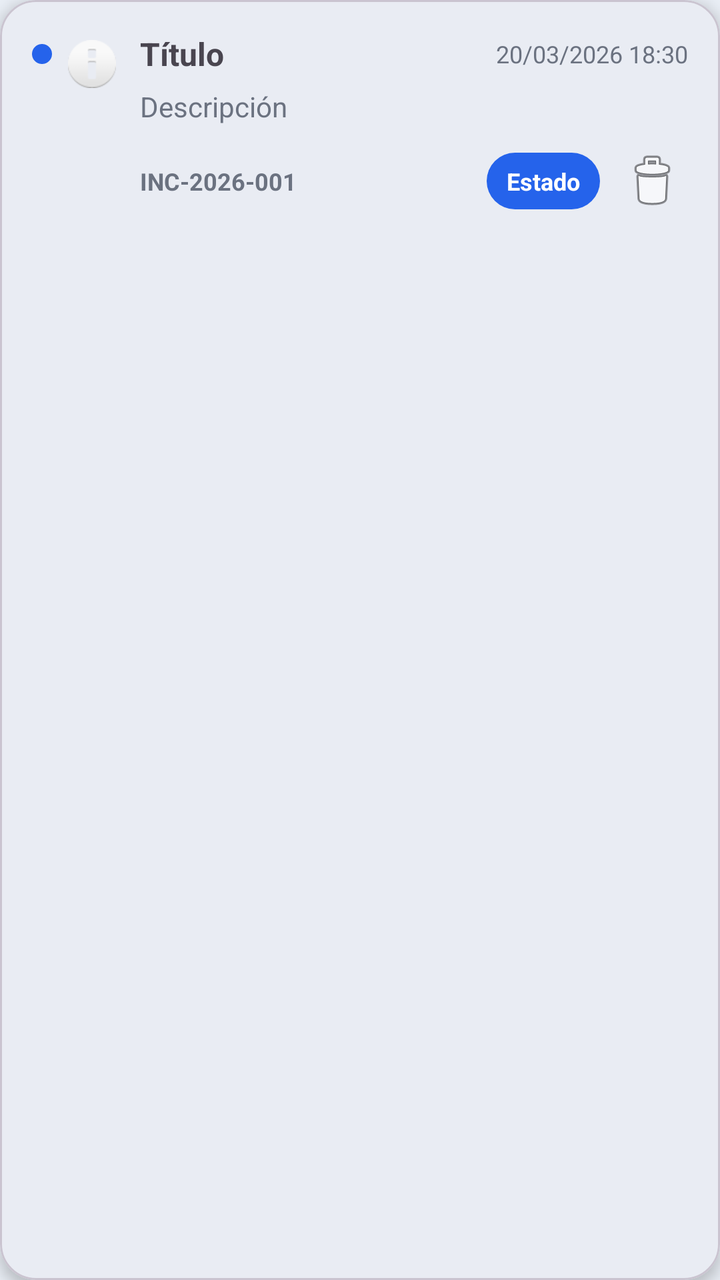
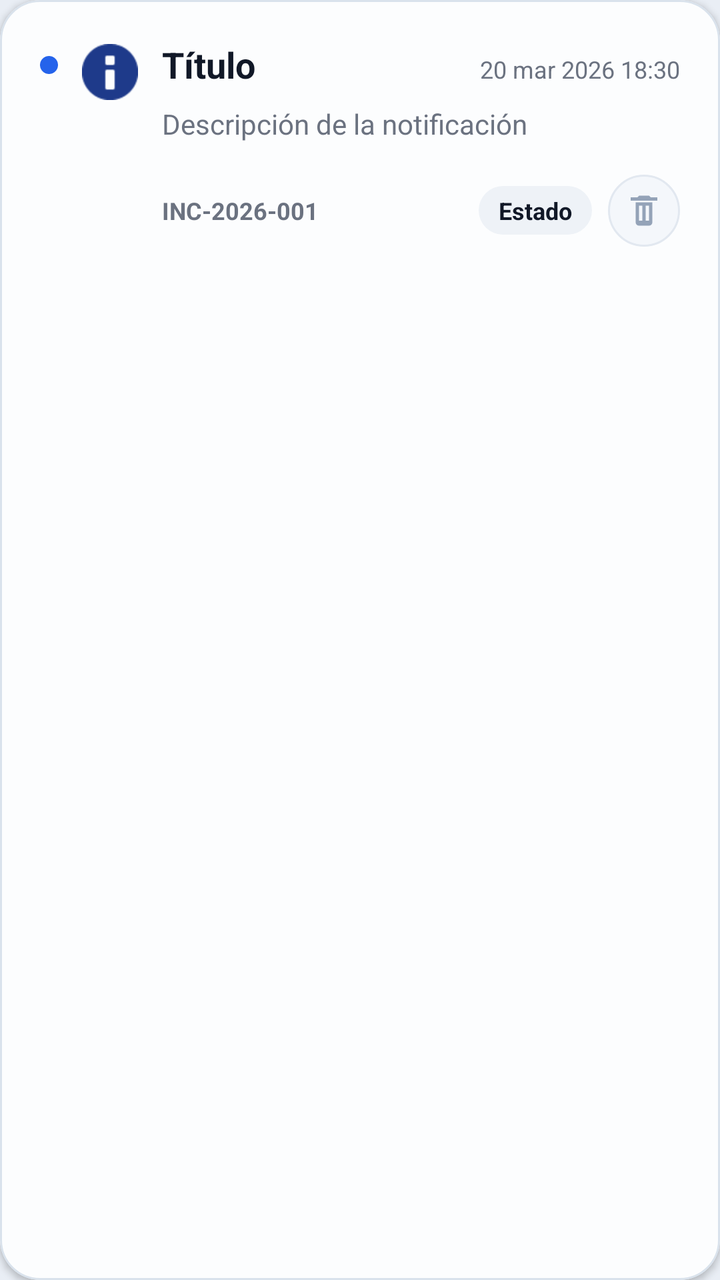

Compare the two renders of this Android layout. The source of the first and the diff that turns it into the second are given below.
<!-- AndroidManifest.xml: application theme Theme.Tfgincidenciasfront -->
<!-- res/layout/item_notification.xml -->
<?xml version="1.0" encoding="utf-8"?>
<com.google.android.material.card.MaterialCardView xmlns:android="http://schemas.android.com/apk/res/android"
    xmlns:app="http://schemas.android.com/apk/res-auto"
    android:layout_width="match_parent"
    android:layout_height="wrap_content"
    android:layout_marginHorizontal="16dp"
    android:layout_marginTop="8dp"
    android:layout_marginBottom="4dp"
    app:cardCornerRadius="18dp"
    app:cardElevation="4dp">

    <LinearLayout
        android:layout_width="match_parent"
        android:layout_height="wrap_content"
        android:gravity="top"
        android:orientation="horizontal"
        android:padding="16dp">

        <View
            android:id="@+id/viewUnread"
            android:layout_width="10dp"
            android:layout_height="10dp"
            android:layout_marginTop="6dp"
            android:background="@drawable/bg_status_open" />

        <ImageView
            android:id="@+id/ivIcon"
            android:layout_width="24dp"
            android:layout_height="24dp"
            android:layout_marginStart="8dp"
            android:layout_marginTop="4dp"
            android:contentDescription="@null"
            android:src="@android:drawable/ic_dialog_info" />

        <LinearLayout
            android:layout_width="0dp"
            android:layout_height="wrap_content"
            android:layout_marginStart="12dp"
            android:layout_weight="1"
            android:orientation="vertical">

            <LinearLayout
                android:layout_width="match_parent"
                android:layout_height="wrap_content"
                android:gravity="center_vertical"
                android:orientation="horizontal">

                <TextView
                    android:id="@+id/tvTitle"
                    android:layout_width="0dp"
                    android:layout_height="wrap_content"
                    android:layout_weight="1"
                    android:maxLines="2"
                    android:text="Título"
                    android:textSize="16sp"
                    android:textStyle="bold" />

                <TextView
                    android:id="@+id/tvDate"
                    android:layout_width="wrap_content"
                    android:layout_height="wrap_content"
                    android:text="20/03/2026 18:30"
                    android:textColor="@color/secondaryText"
                    android:textSize="12sp" />
            </LinearLayout>

            <TextView
                android:id="@+id/tvBody"
                android:layout_width="match_parent"
                android:layout_height="wrap_content"
                android:layout_marginTop="6dp"
                android:maxLines="3"
                android:text="Descripción"
                android:textColor="@color/secondaryText"
                android:textSize="14sp" />

            <LinearLayout
                android:layout_width="match_parent"
                android:layout_height="wrap_content"
                android:layout_marginTop="10dp"
                android:gravity="center_vertical"
                android:orientation="horizontal">

                <TextView
                    android:id="@+id/tvReference"
                    android:layout_width="0dp"
                    android:layout_height="wrap_content"
                    android:layout_weight="1"
                    android:text="INC-2026-001"
                    android:textColor="@color/secondaryText"
                    android:textSize="12sp"
                    android:textStyle="bold" />

                <TextView
                    android:id="@+id/tvType"
                    android:layout_width="wrap_content"
                    android:layout_height="wrap_content"
                    android:background="@drawable/bg_status_chip"
                    android:paddingHorizontal="10dp"
                    android:paddingVertical="6dp"
                    android:text="Estado"
                    android:textColor="@android:color/white"
                    android:textSize="12sp"
                    android:textStyle="bold" />

                <ImageButton
                    android:id="@+id/btnDelete"
                    android:layout_width="36dp"
                    android:layout_height="36dp"
                    android:layout_marginStart="8dp"
                    android:background="?attr/selectableItemBackgroundBorderless"
                    android:contentDescription="Borrar notificación"
                    android:padding="6dp"
                    android:src="@android:drawable/ic_menu_delete" />
            </LinearLayout>
        </LinearLayout>
    </LinearLayout>

</com.google.android.material.card.MaterialCardView>
<!-- resources referenced by this layout -->
<resources>
  <!-- drawable bg_status_chip (drawable) -->
  <?xml version="1.0" encoding="utf-8"?>
  <shape xmlns:android="http://schemas.android.com/apk/res/android"
      android:shape="rectangle">
      <solid android:color="@color/status_open" />
      <corners android:radius="999dp" />
  </shape>
  <!-- drawable bg_status_open (drawable) -->
  <shape xmlns:android="http://schemas.android.com/apk/res/android">
      <solid android:color="@color/status_open"/>
      <corners android:radius="999dp"/>
  </shape>
  <color name="status_open">#2563EB</color>
  <style name="Base.Theme.Tfgincidenciasfront" parent="Theme.Material3.DayNight.NoActionBar">
  
          
          <item name="colorPrimary">@color/primary</item>
          <item name="colorOnPrimary">@color/onPrimary</item>
  
          
          <item name="android:colorBackground">@color/background</item>
  
          
          <item name="colorSurface">@color/surface</item>
          <item name="colorOnSurface">@color/onSurface</item>
  
      </style>
  <!-- unchanged entries left out for length: 7 -->
</resources>

<!-- the commit's change to res/layout/item_notification.xml (unified diff, before → after) -->
@@ -1,117 +1,117 @@
 <?xml version="1.0" encoding="utf-8"?>
 <com.google.android.material.card.MaterialCardView xmlns:android="http://schemas.android.com/apk/res/android"
     xmlns:app="http://schemas.android.com/apk/res-auto"
+    style="@style/AppCard"
     android:layout_width="match_parent"
     android:layout_height="wrap_content"
-    android:layout_marginHorizontal="16dp"
-    android:layout_marginTop="8dp"
-    android:layout_marginBottom="4dp"
-    app:cardCornerRadius="18dp"
-    app:cardElevation="4dp">
+    android:layout_marginTop="@dimen/spacing_sm"
+    android:layout_marginBottom="@dimen/spacing_xs">
 
     <LinearLayout
         android:layout_width="match_parent"
         android:layout_height="wrap_content"
         android:gravity="top"
         android:orientation="horizontal"
-        android:padding="16dp">
+        android:padding="@dimen/card_padding_lg">
 
         <View
             android:id="@+id/viewUnread"
-            android:layout_width="10dp"
-            android:layout_height="10dp"
-            android:layout_marginTop="6dp"
-            android:background="@drawable/bg_status_open" />
+            android:layout_width="9dp"
+            android:layout_height="9dp"
+            android:layout_marginTop="8dp"
+            android:background="@drawable/bg_unread_dot" />
 
         <ImageView
             android:id="@+id/ivIcon"
-            android:layout_width="24dp"
-            android:layout_height="24dp"
-            android:layout_marginStart="8dp"
-            android:layout_marginTop="4dp"
+            android:layout_width="@dimen/icon_size_lg"
+            android:layout_height="@dimen/icon_size_lg"
+            android:layout_marginStart="@dimen/spacing_md"
+            android:layout_marginTop="2dp"
             android:contentDescription="@null"
-            android:src="@android:drawable/ic_dialog_info" />
+            android:src="@android:drawable/ic_dialog_info"
+            android:tint="@color/primary" />
 
         <LinearLayout
             android:layout_width="0dp"
             android:layout_height="wrap_content"
-            android:layout_marginStart="12dp"
+            android:layout_marginStart="@dimen/spacing_md"
             android:layout_weight="1"
             android:orientation="vertical">
 
             <LinearLayout
                 android:layout_width="match_parent"
                 android:layout_height="wrap_content"
-                android:gravity="center_vertical"
+                android:gravity="top"
                 android:orientation="horizontal">
 
                 <TextView
                     android:id="@+id/tvTitle"
+                    style="@style/TextTitle"
                     android:layout_width="0dp"
                     android:layout_height="wrap_content"
                     android:layout_weight="1"
                     android:maxLines="2"
-                    android:text="Título"
-                    android:textSize="16sp"
-                    android:textStyle="bold" />
+                    android:text="Título" />
 
                 <TextView
                     android:id="@+id/tvDate"
+                    style="@style/TextSmall"
                     android:layout_width="wrap_content"
                     android:layout_height="wrap_content"
-                    android:text="20/03/2026 18:30"
-                    android:textColor="@color/secondaryText"
-                    android:textSize="12sp" />
+                    android:layout_marginStart="@dimen/spacing_md"
+                    android:text="20 mar 2026 18:30" />
             </LinearLayout>
 
             <TextView
                 android:id="@+id/tvBody"
+                style="@style/TextSecondary"
                 android:layout_width="match_parent"
                 android:layout_height="wrap_content"
-                android:layout_marginTop="6dp"
+                android:layout_marginTop="@dimen/spacing_sm"
                 android:maxLines="3"
-                android:text="Descripción"
-                android:textColor="@color/secondaryText"
-                android:textSize="14sp" />
+                android:text="Descripción de la notificación" />
 
             <LinearLayout
                 android:layout_width="match_parent"
                 android:layout_height="wrap_content"
-                android:layout_marginTop="10dp"
+                android:layout_marginTop="@dimen/spacing_lg"
                 android:gravity="center_vertical"
                 android:orientation="horizontal">
 
                 <TextView
                     android:id="@+id/tvReference"
+                    style="@style/TextSmall"
                     android:layout_width="0dp"
                     android:layout_height="wrap_content"
                     android:layout_weight="1"
                     android:text="INC-2026-001"
                     android:textColor="@color/secondaryText"
-                    android:textSize="12sp"
                     android:textStyle="bold" />
 
                 <TextView
                     android:id="@+id/tvType"
                     android:layout_width="wrap_content"
                     android:layout_height="wrap_content"
-                    android:background="@drawable/bg_status_chip"
-                    android:paddingHorizontal="10dp"
-                    android:paddingVertical="6dp"
+                    android:background="@drawable/bg_neutral_chip"
+                    android:paddingStart="@dimen/chip_padding_horizontal"
+                    android:paddingTop="@dimen/chip_padding_vertical"
+                    android:paddingEnd="@dimen/chip_padding_horizontal"
+                    android:paddingBottom="@dimen/chip_padding_vertical"
                     android:text="Estado"
-                    android:textColor="@android:color/white"
-                    android:textSize="12sp"
+                    android:textColor="@color/onSurface"
+                    android:textSize="@dimen/text_small"
                     android:textStyle="bold" />
 
                 <ImageButton
                     android:id="@+id/btnDelete"
                     android:layout_width="36dp"
                     android:layout_height="36dp"
-                    android:layout_marginStart="8dp"
-                    android:background="?attr/selectableItemBackgroundBorderless"
+                    android:layout_marginStart="@dimen/spacing_sm"
+                    android:background="@drawable/bg_icon_button_soft"
                     android:contentDescription="Borrar notificación"
-                    android:padding="6dp"
-                    android:src="@android:drawable/ic_menu_delete" />
+                    android:padding="8dp"
+                    android:src="@drawable/ic_delete_soft"
+                    android:tint="@color/text_muted" />
             </LinearLayout>
         </LinearLayout>
     </LinearLayout>
<!-- resource entries referenced after the edit -->
@@ -1,32 +1,102 @@
 <!-- resources referenced by this layout -->
 <resources>
-  <!-- drawable bg_status_chip (drawable) -->
+  <color name="text_muted">#94A3B8</color>
+  <dimen name="card_padding_lg">20dp</dimen>
+  <dimen name="chip_padding_horizontal">10dp</dimen>
+  <dimen name="chip_padding_vertical">4dp</dimen>
+  <dimen name="icon_size_lg">28dp</dimen>
+  <dimen name="spacing_lg">16dp</dimen>
+  <dimen name="spacing_md">12dp</dimen>
+  <dimen name="spacing_sm">8dp</dimen>
+  <dimen name="spacing_xs">4dp</dimen>
+  <dimen name="text_small">12sp</dimen>
+  <!-- drawable bg_icon_button_soft (drawable) -->
+  <?xml version="1.0" encoding="utf-8"?>
+  <shape xmlns:android="http://schemas.android.com/apk/res/android">
+      <solid android:color="@color/surfaceSoft" />
+      <corners android:radius="18dp" />
+      <stroke
+          android:width="1dp"
+          android:color="@color/stroke_soft" />
+  </shape>
+  <!-- drawable bg_neutral_chip (drawable) -->
+  <?xml version="1.0" encoding="utf-8"?>
+  <shape xmlns:android="http://schemas.android.com/apk/res/android">
+      <solid android:color="#EEF2F7" />
+      <corners android:radius="999dp" />
+  </shape>
+  <!-- drawable bg_unread_dot (drawable) -->
   <?xml version="1.0" encoding="utf-8"?>
   <shape xmlns:android="http://schemas.android.com/apk/res/android"
-      android:shape="rectangle">
-      <solid android:color="@color/status_open" />
-      <corners android:radius="999dp" />
+      android:shape="oval">
+      <solid android:color="@color/info" />
   </shape>
-  <!-- drawable bg_status_open (drawable) -->
-  <shape xmlns:android="http://schemas.android.com/apk/res/android">
-      <solid android:color="@color/status_open"/>
-      <corners android:radius="999dp"/>
-  </shape>
-  <color name="status_open">#2563EB</color>
+  <!-- drawable ic_delete_soft (drawable) -->
+  <vector xmlns:android="http://schemas.android.com/apk/res/android"
+      android:width="20dp"
+      android:height="20dp"
+      android:viewportWidth="24"
+      android:viewportHeight="24">
+      <path
+          android:fillColor="#000000"
+          android:pathData="M9,3H15L16,4H20V6H4V4H8L9,3M7,7H17V19A2,2 0 0,1 15,21H9A2,2 0 0,1 7,19V7M9,9V18H11V9H9M13,9V18H15V9H13Z" />
+  </vector>
+  <style name="AppCard">
+          <item name="cardCornerRadius">@dimen/card_radius</item>
+          <item name="cardElevation">2dp</item>
+          <item name="strokeColor">@color/stroke_card</item>
+          <item name="strokeWidth">@dimen/card_stroke_width</item>
+          <item name="cardBackgroundColor">@color/surface_elevated</item>
+      </style>
+  <style name="TextSecondary">
+          <item name="android:textSize">@dimen/text_body</item>
+          <item name="android:textColor">@color/secondaryText</item>
+      </style>
+  <style name="TextSmall">
+          <item name="android:textSize">@dimen/text_small</item>
+          <item name="android:textColor">@color/secondaryText</item>
+      </style>
+  <style name="TextTitle">
+          <item name="android:textSize">@dimen/text_title</item>
+          <item name="android:textStyle">bold</item>
+          <item name="android:textColor">@color/onSurface</item>
+      </style>
+  <color name="surfaceSoft">#F4F7FB</color>
+  <color name="stroke_soft">#E2E8F0</color>
+  <color name="info">#2563EB</color>
+  <dimen name="card_radius">20dp</dimen>
+  <color name="stroke_card">#D9E2EC</color>
+  <dimen name="card_stroke_width">1dp</dimen>
+  <color name="surface_elevated">#FCFDFE</color>
+  <dimen name="text_body">14sp</dimen>
+  <dimen name="text_title">18sp</dimen>
   <style name="Base.Theme.Tfgincidenciasfront" parent="Theme.Material3.DayNight.NoActionBar">
-  
           
           <item name="colorPrimary">@color/primary</item>
           <item name="colorOnPrimary">@color/onPrimary</item>
+          <item name="colorPrimaryContainer">@color/primary_container</item>
   
           
           <item name="android:colorBackground">@color/background</item>
   
           
           <item name="colorSurface">@color/surface</item>
+          <item name="colorSurfaceVariant">@color/surfaceVariant</item>
           <item name="colorOnSurface">@color/onSurface</item>
   
+          
+          <item name="colorSecondary">@color/secondaryText</item>
+          <item name="colorOutline">@color/stroke_soft</item>
+  
+          
+          <item name="android:statusBarColor">@color/primary</item>
+          <item name="android:navigationBarColor">@color/background</item>
+  
+          
+          <item name="materialCardViewStyle">@style/AppCard</item>
       </style>
+  <color name="primary_container">#E8EEF9</color>
+  <color name="surfaceVariant">#F7F9FC</color>
   <!-- unchanged entries left out for length: 7 -->
 </resources>
 
